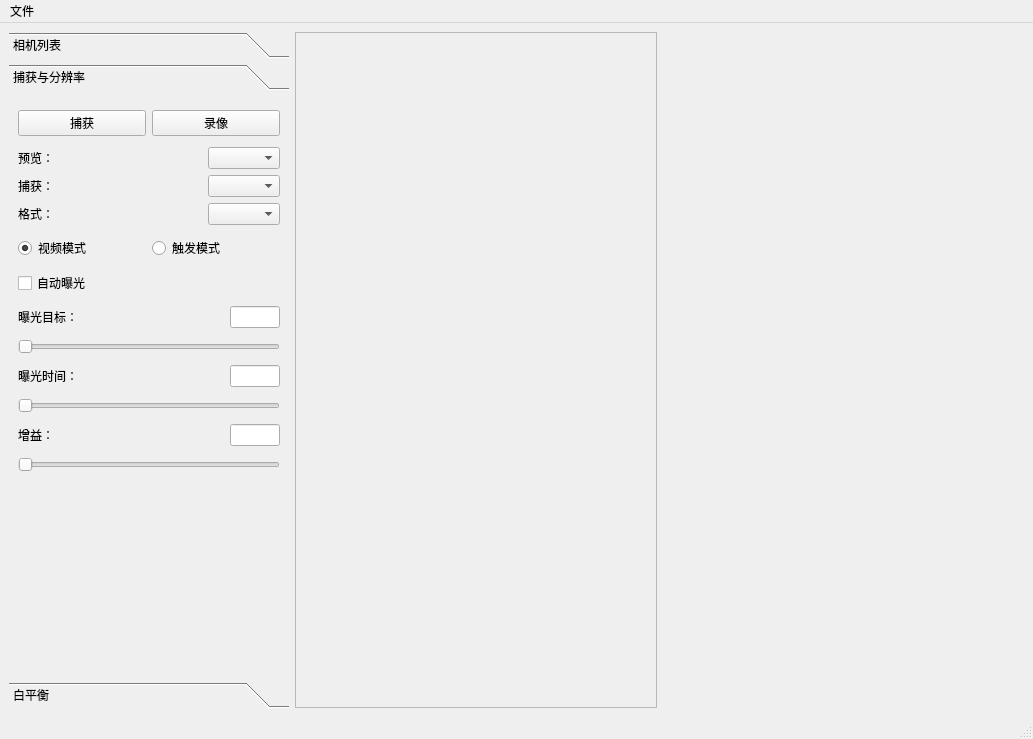
Qt form mainwindow.ui (WenHao-L/ControlView) before a commit.
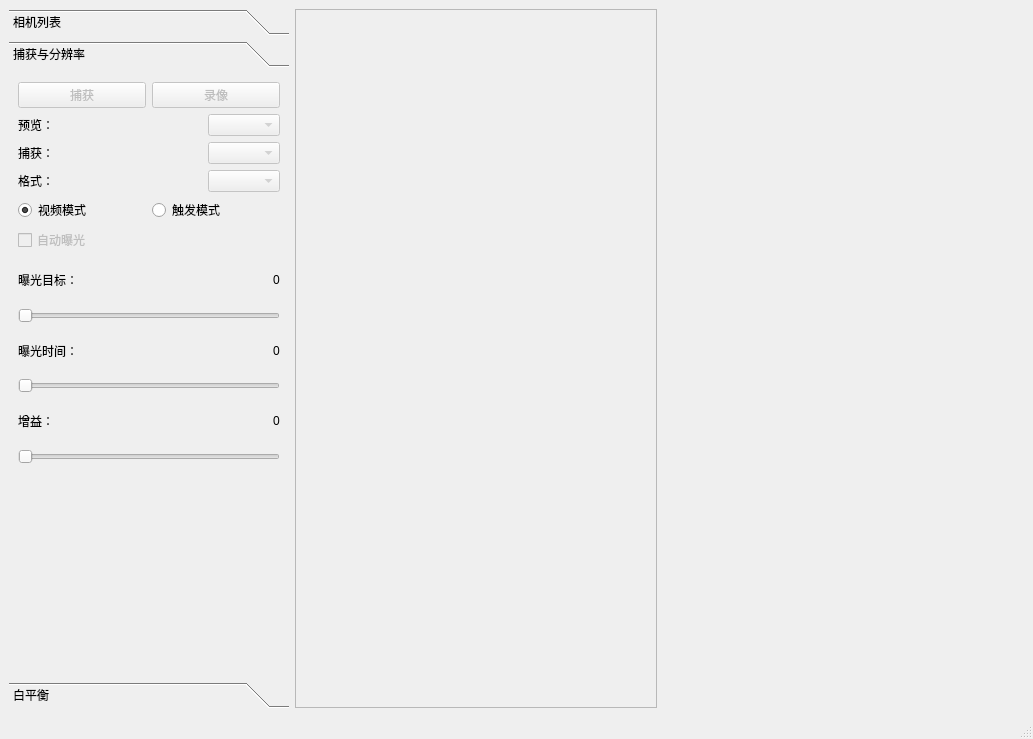
The same form after that commit. The open tabs and pages were chosen to show the change.

Commit message: 将数值显示控件从Text换为Label

The edit to the form file:
```diff
--- a/mainwindow.ui
+++ b/mainwindow.ui
@@ -161,6 +161,9 @@
          <layout class="QHBoxLayout" name="selectLayout">
           <item>
            <widget class="QPushButton" name="captureButton">
+            <property name="enabled">
+             <bool>false</bool>
+            </property>
             <property name="text">
              <string>捕获</string>
             </property>
@@ -168,6 +171,9 @@
           </item>
           <item>
            <widget class="QPushButton" name="videoButton">
+            <property name="enabled">
+             <bool>false</bool>
+            </property>
             <property name="text">
              <string>录像</string>
             </property>
@@ -178,10 +184,18 @@
         <item>
          <layout class="QGridLayout" name="gridLayout">
           <item row="2" column="2">
-           <widget class="QComboBox" name="formatComboBox"/>
+           <widget class="QComboBox" name="formatComboBox">
+            <property name="enabled">
+             <bool>false</bool>
+            </property>
+           </widget>
           </item>
           <item row="0" column="2">
-           <widget class="QComboBox" name="previewComboBox"/>
+           <widget class="QComboBox" name="previewComboBox">
+            <property name="enabled">
+             <bool>false</bool>
+            </property>
+           </widget>
           </item>
           <item row="0" column="0">
            <widget class="QLabel" name="previewLabel">
@@ -198,7 +212,11 @@
            </widget>
           </item>
           <item row="1" column="2">
-           <widget class="QComboBox" name="captureComboBox"/>
+           <widget class="QComboBox" name="captureComboBox">
+            <property name="enabled">
+             <bool>false</bool>
+            </property>
+           </widget>
           </item>
           <item row="2" column="0">
            <widget class="QLabel" name="formatLabel">
@@ -271,6 +289,9 @@
         </item>
         <item>
          <widget class="QCheckBox" name="autoExposureCheckBox">
+          <property name="enabled">
+           <bool>false</bool>
+          </property>
           <property name="text">
            <string>自动曝光</string>
           </property>
@@ -299,21 +320,9 @@
            </spacer>
           </item>
           <item>
-           <widget class="QLineEdit" name="exposureTargetEdit">
-            <property name="minimumSize">
-             <size>
-              <width>50</width>
-              <height>0</height>
-             </size>
-            </property>
-            <property name="maximumSize">
-             <size>
-              <width>50</width>
-              <height>16777215</height>
-             </size>
-            </property>
-            <property name="readOnly">
-             <bool>true</bool>
+           <widget class="QLabel" name="exposureTargetNumLabel">
+            <property name="text">
+             <string>0</string>
             </property>
            </widget>
           </item>
@@ -321,6 +330,9 @@
         </item>
         <item>
          <widget class="QSlider" name="exposureTargetSlider">
+          <property name="enabled">
+           <bool>false</bool>
+          </property>
           <property name="orientation">
            <enum>Qt::Horizontal</enum>
           </property>
@@ -349,21 +361,9 @@
            </spacer>
           </item>
           <item>
-           <widget class="QLineEdit" name="exposureTimeEdit">
-            <property name="minimumSize">
-             <size>
-              <width>50</width>
-              <height>0</height>
-             </size>
-            </property>
-            <property name="maximumSize">
-             <size>
-              <width>50</width>
-              <height>16777215</height>
-             </size>
-            </property>
-            <property name="readOnly">
-             <bool>true</bool>
+           <widget class="QLabel" name="exposureTimeNumLabel">
+            <property name="text">
+             <string>0</string>
             </property>
            </widget>
           </item>
@@ -371,6 +371,9 @@
         </item>
         <item>
          <widget class="QSlider" name="exposureTimeSlider">
+          <property name="enabled">
+           <bool>false</bool>
+          </property>
           <property name="orientation">
            <enum>Qt::Horizontal</enum>
           </property>
@@ -399,21 +402,9 @@
            </spacer>
           </item>
           <item>
-           <widget class="QLineEdit" name="gainEdit">
-            <property name="minimumSize">
-             <size>
-              <width>50</width>
-              <height>0</height>
-             </size>
-            </property>
-            <property name="maximumSize">
-             <size>
-              <width>50</width>
-              <height>16777215</height>
-             </size>
-            </property>
-            <property name="readOnly">
-             <bool>true</bool>
+           <widget class="QLabel" name="gainNumLabel">
+            <property name="text">
+             <string>0</string>
             </property>
            </widget>
           </item>
@@ -421,6 +412,9 @@
         </item>
         <item>
          <widget class="QSlider" name="gainSlider">
+          <property name="enabled">
+           <bool>false</bool>
+          </property>
           <property name="orientation">
            <enum>Qt::Horizontal</enum>
           </property>
@@ -613,15 +607,9 @@
      <x>0</x>
      <y>0</y>
      <width>1033</width>
-     <height>24</height>
+     <height>23</height>
     </rect>
    </property>
-   <widget class="QMenu" name="fileMenu">
-    <property name="title">
-     <string>文件</string>
-    </property>
-   </widget>
-   <addaction name="fileMenu"/>
   </widget>
   <widget class="QStatusBar" name="statusbar"/>
  </widget>
```
Left out of the diff: 44 changed lines with no effect on the pictures.
